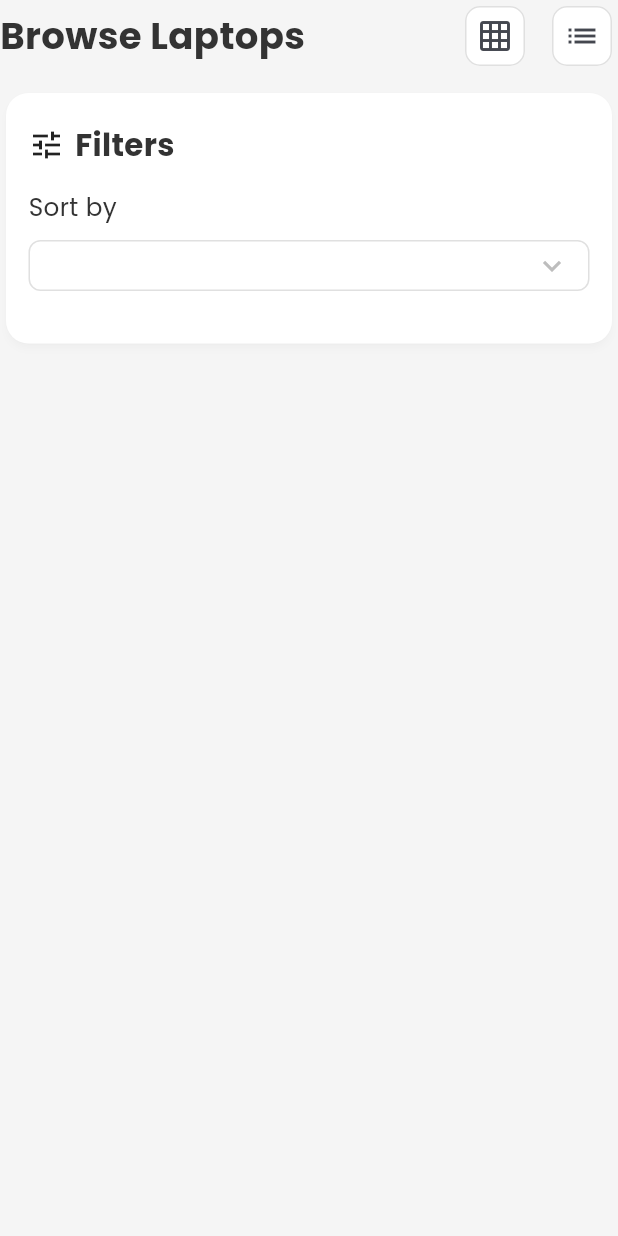
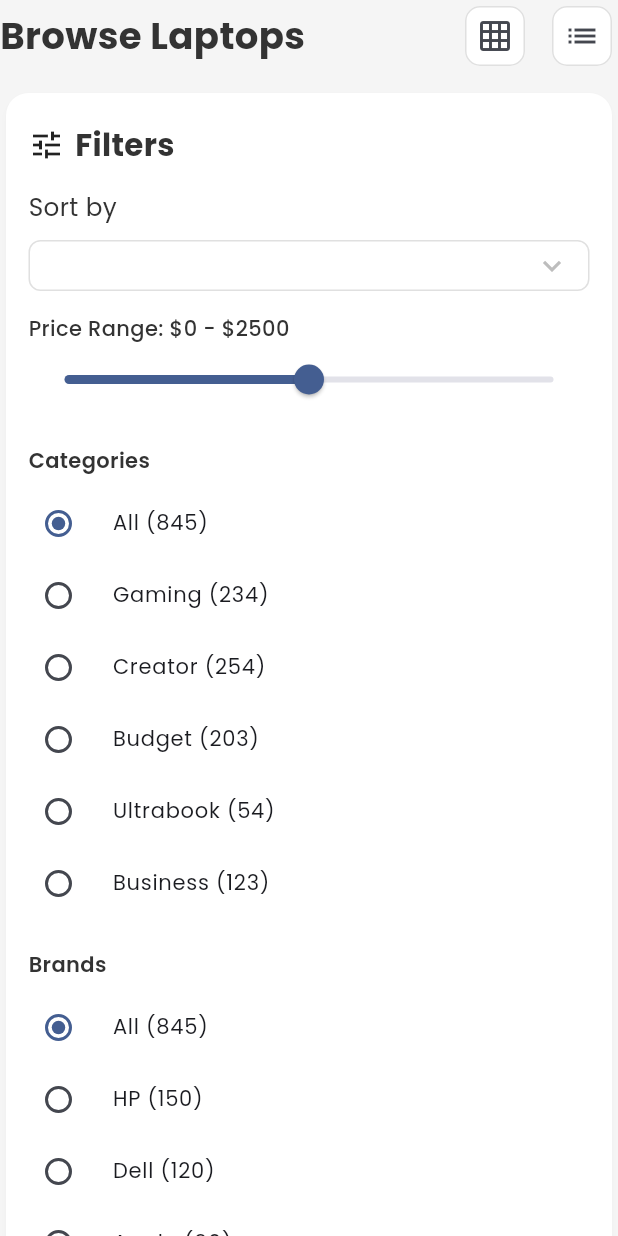
Before and after one commit to HabeebEttu/laptop_harbour, a Flutter app: the BrowseLaptops widget shown alone on an empty page, opened directly with empty values, on a phone screen of 412 x 824 dp. Run offline on Flutter 3.47's test engine with Material 3 defaults, Android fonts, the phone set to English and light mode, and no system bars; our stand-ins replace font_awesome_flutter, google_fonts.

Commit message:
Add BrowseLaptops component and integrate it into HomePage; enhance Header with drawer functionality

```diff
--- /dev/null
+++ b/lib/components/browse_laptops.dart
@@ -0,0 +1,217 @@
+import 'package:flutter/material.dart';
+import 'package:laptop_harbour/utils/responsive_text.dart';
+
+class BrowseLaptops extends StatefulWidget {
+  const BrowseLaptops({super.key, required this.sortList});
+
+  final List<String> sortList;
+
+  @override
+  State<BrowseLaptops> createState() => _BrowseLaptopsState();
+}
+
+class _BrowseLaptopsState extends State<BrowseLaptops> {
+  String sortItem = 'Featured';
+  double _price = 2500;
+  String _selectedCategory = 'All';
+  String _selectedBrand = 'All';
+
+  final Map<String, int> categories = {
+    'All': 845,
+    'Gaming': 234,
+    'Creator': 254,
+    'Budget': 203,
+    'Ultrabook': 54,
+    'Business': 123,
+  };
+
+  final Map<String, int> brands = {
+    'All': 845,
+    'HP': 150,
+    'Dell': 120,
+    'Apple': 90,
+    'Asus': 180,
+    'Lenovo': 200,
+  };
+
+  @override
+  Widget build(BuildContext context) {
+    return Column(
+      children: [
+        Row(
+          mainAxisAlignment: MainAxisAlignment.spaceBetween,
+          children: [
+            Text(
+              'Browse Laptops',
+              style: TextStyle(
+                fontWeight: FontWeight.bold,
+                fontSize: getResponsiveFontSize(context, 24),
+              ),
+            ),
+            Row(
+              children: [
+                IconButton(
+                  onPressed: () {},
+                  icon: const Icon(Icons.grid_on_outlined),
+                  style: IconButton.styleFrom(
+                    backgroundColor: Colors.white,
+                    shape: RoundedRectangleBorder(
+                      borderRadius: BorderRadius.circular(10),
+                      side: BorderSide(color: Colors.grey[300]!, width: 1),
+                    ),
+                  ),
+                ),
+                const SizedBox(width: 10),
+                IconButton(
+                  onPressed: () {},
+                  icon: const Icon(Icons.list),
+                  style: IconButton.styleFrom(
+                    backgroundColor: Colors.white,
+                    shape: RoundedRectangleBorder(
+                      borderRadius: BorderRadius.circular(10),
+                      side: BorderSide(color: Colors.grey[300]!, width: 1),
+                    ),
+                  ),
+                ),
+              ],
+            ),
+          ],
+        ),
+        const SizedBox(height: 10),
+        Card(
+          color: Colors.white,
+          elevation: 2,
+          shadowColor: Colors.black12,
+          shape: RoundedRectangleBorder(
+            borderRadius: BorderRadius.circular(15),
+          ),
+          child: Padding(
+            padding: const EdgeInsets.symmetric(horizontal: 15, vertical: 20),
+            child: Column(
+              crossAxisAlignment: CrossAxisAlignment.start,
+              children: [
+                Row(
+                  children: [
+                    const Icon(Icons.tune),
+                    Padding(
+                      padding: const EdgeInsets.only(left: 7),
+                      child: Text(
+                        'Filters',
+                        style: TextStyle(
+                          fontWeight: FontWeight.bold,
+                          fontSize: getResponsiveFontSize(context, 20),
+                        ),
+                      ),
+                    ),
+                  ],
+                ),
+                const SizedBox(height: 15),
+                Text(
+                  'Sort by',
+                  style: TextStyle(
+                    fontSize: getResponsiveFontSize(context, 16),
+                  ),
+                ),
+                const SizedBox(height: 10),
+                Container(
+                  padding: const EdgeInsets.symmetric(
+                    horizontal: 12,
+                    vertical: 4,
+                  ),
+                  decoration: BoxDecoration(
+                    borderRadius: BorderRadius.circular(8),
+                    border: Border.all(color: Colors.grey[300]!, width: 1),
+                  ),
+                  child: DropdownButtonHideUnderline(
+                    child: DropdownButton<String>(
+                      isExpanded: true,
+                      value: sortItem,
+                      icon: const Icon(Icons.keyboard_arrow_down),
+                      items: widget.sortList.map((String item) {
+                        return DropdownMenuItem(
+                          value: item,
+                          child: Text(
+                            item,
+                            style: TextStyle(
+                              fontSize: getResponsiveFontSize(context, 16),
+                            ),
+                          ),
+                        );
+                      }).toList(),
+                      onChanged: (String? newValue) {
+                        setState(() {
+                          sortItem = newValue!;
+                        });
+                      },
+                    ),
+                  ),
+                ),
+                const SizedBox(height: 15),
+                Text(
+                  "Price Range: \$0 - \$${_price.toInt()}",
+                  style: const TextStyle(
+                    fontSize: 14,
+                    fontWeight: FontWeight.w500,
+                  ),
+                ),
+                Slider(
+                  min: 0,
+                  max: 5000,
+                  value: _price,
+                  divisions: 100,
+                  onChanged: (value) {
+                    setState(() => _price = value);
+                  },
+                ),
+                const SizedBox(height: 20),
+                // Categories
+                const Text(
+                  "Categories",
+                  style: TextStyle(fontSize: 14, fontWeight: FontWeight.w600),
+                ),
+                const SizedBox(height: 8),
+                ...categories.entries.map(
+                  (entry) => RadioListTile(
+                    title: Text(
+                      "${entry.key} (${entry.value})",
+                      style: const TextStyle(fontSize: 14),
+                    ),
+                    value: entry.key,
+                    groupValue: _selectedCategory,
+                    onChanged: (value) {
+                      setState(() => _selectedCategory = value as String);
+                    },
+                    contentPadding: EdgeInsets.zero,
+                    dense: true,
+                  ),
+                ),
+                const SizedBox(height: 20),
+                // Brands
+                const Text(
+                  "Brands",
+                  style: TextStyle(fontSize: 14, fontWeight: FontWeight.w600),
+                ),
+                const SizedBox(height: 8),
+                ...brands.entries.map(
+                  (entry) => RadioListTile(
+                    title: Text(
+                      "${entry.key} (${entry.value})",
+                      style: const TextStyle(fontSize: 14),
+                    ),
+                    value: entry.key,
+                    groupValue: _selectedBrand,
+                    onChanged: (value) {
+                      setState(() => _selectedBrand = value as String);
+                    },
+                    contentPadding: EdgeInsets.zero,
+                    dense: true,
+                  ),
+                ),
+              ],
+            ),
+          ),
+        ),
+      ],
+    );
+  }
+}
--- a/lib/components/header.dart
+++ b/lib/components/header.dart
@@ -11,6 +11,12 @@ class Header extends StatelessWidget implements PreferredSizeWidget {
   @override
   Widget build(BuildContext context) {
     return AppBar(
+      leading: IconButton(
+        icon: const Icon(Icons.menu),
+        onPressed: () {
+          Scaffold.of(context).openDrawer();
+        },
+      ),
       title: Text(
         'Laptop Harbor',
         style: GoogleFonts.poppins(
@@ -19,12 +25,6 @@ class Header extends StatelessWidget implements PreferredSizeWidget {
           fontSize: getResponsiveFontSize(context, 22),
         ),
       ),
-      actions: [
-        IconButton(
-          icon: const Icon(Icons.menu),
-          onPressed: () {},
-        ),
-      ],
       automaticallyImplyLeading: true,
     );
   }
--- a/lib/components/stats.dart
+++ b/lib/components/stats.dart
@@ -1,5 +1,6 @@
 import 'package:flutter/material.dart';
 import 'package:font_awesome_flutter/font_awesome_flutter.dart';
+
 class Stats extends StatelessWidget {
   const Stats({super.key, required this.statData});
 
--- a/lib/pages/home_page.dart
+++ b/lib/pages/home_page.dart
@@ -5,12 +5,15 @@ import 'package:laptop_harbour/components/header.dart';
 import 'package:laptop_harbour/components/hero_component.dart';
 import 'package:laptop_harbour/components/stats.dart';
 import 'package:laptop_harbour/utils/responsive_text.dart';
+import '../components/browse_laptops.dart';
 
 class HomePage extends StatelessWidget {
   const HomePage({super.key});
 
   @override
   Widget build(BuildContext context) {
+    Orientation orientation = MediaQuery.of(context).orientation;
+
     List<Map<String, dynamic>> heroData = [
       {
         'text1': 'Find your perfect',
@@ -63,11 +66,46 @@ class HomePage extends StatelessWidget {
       'Price: Low to High',
       'Price: High to Low',
       'Rating',
-      'Newest'
+      'Newest',
     ];
     double height = MediaQuery.of(context).size.height;
     return Scaffold(
       appBar: Header(),
+      drawer: Drawer(
+        child: ListView(
+          padding: EdgeInsets.zero,
+          children: [
+            const DrawerHeader(
+              decoration: BoxDecoration(color: Colors.blue),
+              child: Text('Laptop Harbour'),
+            ),
+            ListTile(
+              title: const Text('Home'),
+              onTap: () {
+                Navigator.pop(context);
+              },
+            ),
+            ListTile(
+              title: const Text('Profile'),
+              onTap: () {
+                Navigator.pop(context);
+              },
+            ),
+            ListTile(
+              title: const Text('Settings'),
+              onTap: () {
+                Navigator.pop(context);
+              },
+            ),
+            ListTile(
+              title: const Text('Logout'),
+              onTap: () {
+                Navigator.pop(context);
+              },
+            ),
+          ],
+        ),
+      ),
       body: SafeArea(
         child: SingleChildScrollView(
           child: Padding(
@@ -112,145 +150,3 @@ class HomePage extends StatelessWidget {
     );
   }
 }
-
-class BrowseLaptops extends StatefulWidget {
-  const BrowseLaptops({
-    super.key,
-    required this.sortList,
-  });
-
-  final List<String> sortList;
-
-  @override
-  State<BrowseLaptops> createState() => _BrowseLaptopsState();
-}
-
-class _BrowseLaptopsState extends State<BrowseLaptops> {
-  String sortItem = 'Featured';
-
-  @override
-  Widget build(BuildContext context) {
-    return Column(
-      children: [
-        Row(
-          mainAxisAlignment: MainAxisAlignment.spaceBetween,
-          children: [
-            Text(
-              'Browse Laptops',
-              style: TextStyle(
-                fontWeight: FontWeight.bold,
-                fontSize: getResponsiveFontSize(context, 24),
-              ),
-            ),
-            Row(
-              children: [
-                IconButton(
-                  onPressed: () {},
-                  icon: const Icon(Icons.grid_on_outlined),
-                  style: IconButton.styleFrom(
-                    backgroundColor: Colors.white,
-                    shape: RoundedRectangleBorder(
-                      borderRadius: BorderRadius.circular(10),
-                      side: BorderSide(
-                        color: Colors.grey[300]!,
-                        width: 1,
-                      ),
-                    ),
-                  ),
-                ),
-                const SizedBox(width: 10),
-                IconButton(
-                  onPressed: () {},
-                  icon: const Icon(Icons.list),
-                  style: IconButton.styleFrom(
-                    backgroundColor: Colors.white,
-                    shape: RoundedRectangleBorder(
-                      borderRadius: BorderRadius.circular(10),
-                      side: BorderSide(
-                        color: Colors.grey[300]!,
-                        width: 1,
-                      ),
-                    ),
-                  ),
-                ),
-              ],
-            ),
-          ],
-        ),
-        const SizedBox(height: 10),
-        Card(
-          color: Colors.white,
-          elevation: 2,
-          shadowColor: Colors.black12,
-          shape: RoundedRectangleBorder(
-            borderRadius: BorderRadius.circular(15),
-          ),
-          child: Padding(
-            padding: const EdgeInsets.symmetric(
-              horizontal: 15,
-              vertical: 20,
-            ),
-            child: Column(
-              crossAxisAlignment: CrossAxisAlignment.start,
-              children: [
-                Row(
-                  children: [
-                    const Icon(Icons.tune),
-                    Padding(
-                      padding: const EdgeInsets.only(left: 7),
-                      child: Text(
-                        'Filters',
-                        style: TextStyle(
-                          fontWeight: FontWeight.bold,
-                          fontSize: getResponsiveFontSize(context, 20),
-                        ),
-                      ),
-                    ),
-                  ],
-                ),
-                const SizedBox(height: 15),
-                Text(
-                  'Sort by',
-                  style: TextStyle(fontSize: getResponsiveFontSize(context, 16)),
-                ),
-                const SizedBox(height: 10),
-                Container(
-                  padding:
-                      const EdgeInsets.symmetric(horizontal: 12, vertical: 4),
-                  decoration: BoxDecoration(
-                      borderRadius: BorderRadius.circular(8),
-                      border: Border.all(color: Colors.grey[300]!, width: 1)),
-                  child: DropdownButtonHideUnderline(
-                    child: DropdownButton<String>(
-                      isExpanded: true,
-                      value: sortItem,
-                      icon: const Icon(Icons.keyboard_arrow_down),
-                      items: widget.sortList.map((String item) {
-                        return DropdownMenuItem(
-                          value: item,
-                          child: Text(
-                            item,
-                            style: TextStyle(
-                                fontSize: getResponsiveFontSize(context, 16)),
-                          ),
-                        );
-                      }).toList(),
-                      onChanged: (String? newValue) {
-                        setState(() {
-                          sortItem = newValue!;
-                        });
-                      },
-                    ),
-                  ),
-                ),
-                const SizedBox(
-                  height: 15,
-                ),
-              ],
-            ),
-          ),
-        ),
-      ],
-    );
-  }
-}
```
Also changed, not shown: lib/components/browse_category.dart (+9 -4 lines), lib/utils/responsive_text.dart (line endings or trailing spaces).
